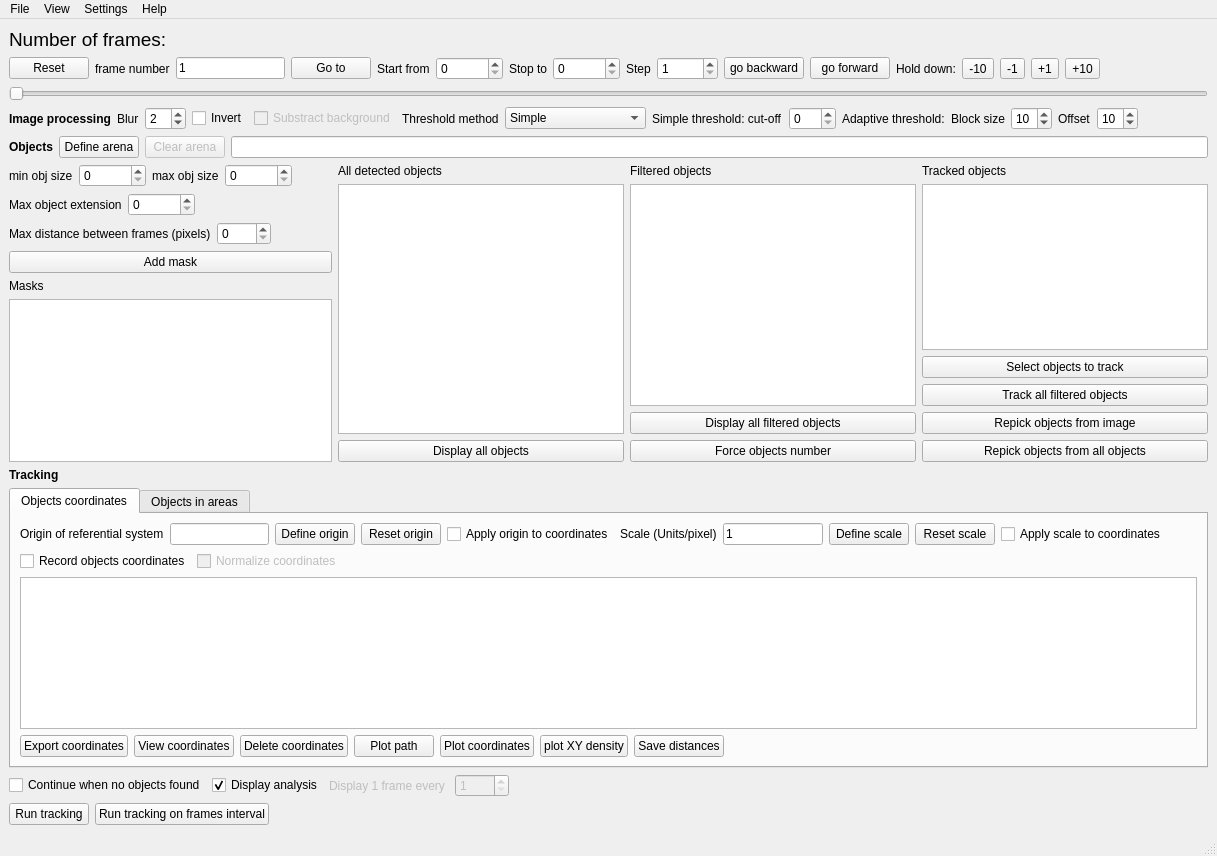
The window that doris/doris.ui (olivierfriard/DORIS) describes before a commit, drawn with Qt 5.
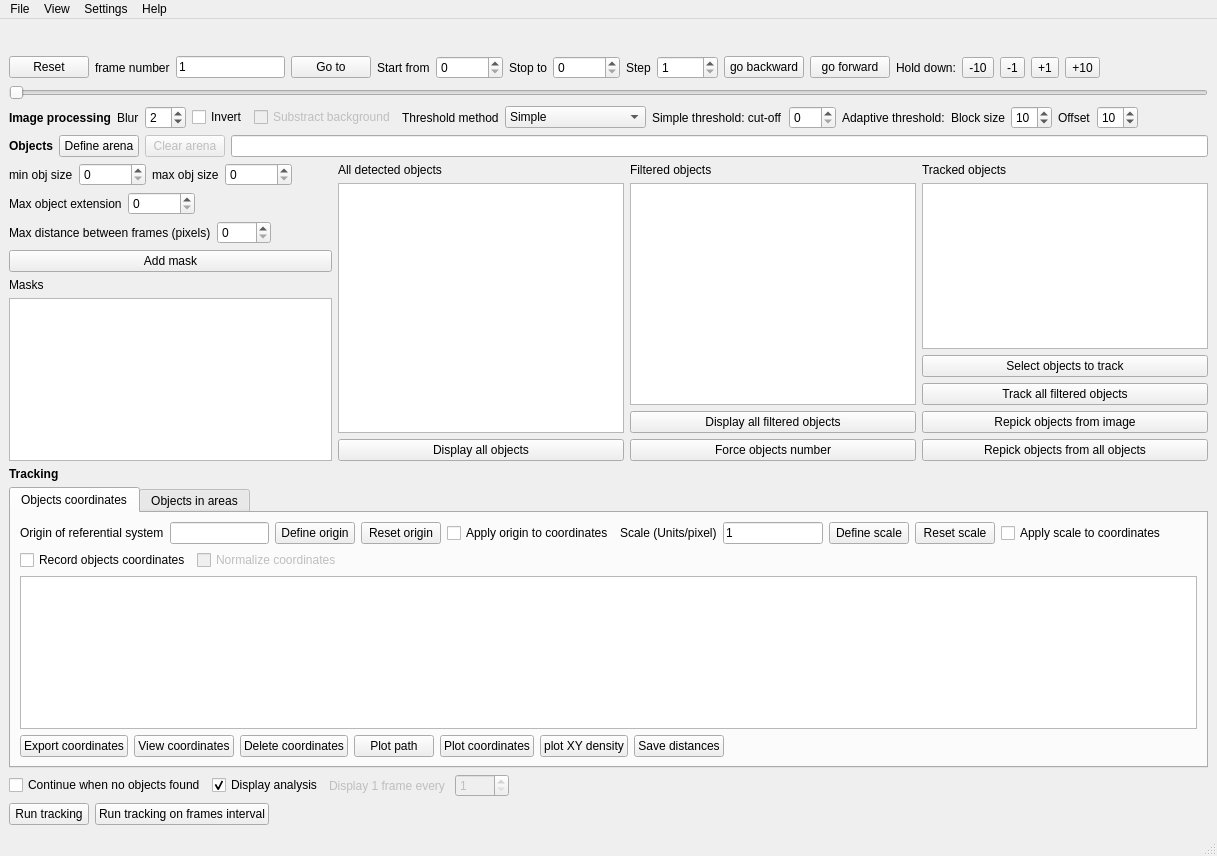
The same window after the commit.

Patch:
```diff
--- a/doris/doris.ui
+++ b/doris/doris.ui
@@ -29,7 +29,7 @@
        </font>
       </property>
       <property name="text">
-       <string>Number of frames: </string>
+       <string/>
       </property>
      </widget>
     </item>
```
